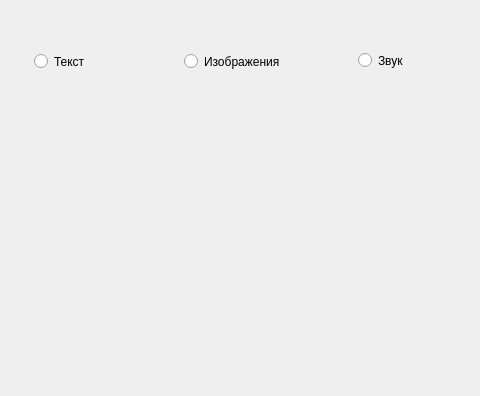
First picture: the form in design.ui, repository Rozemarin/sevensolve, before the edit; both pictures show x 136 to 616 and y 204 to 600 of the 775 by 600 pixel window.
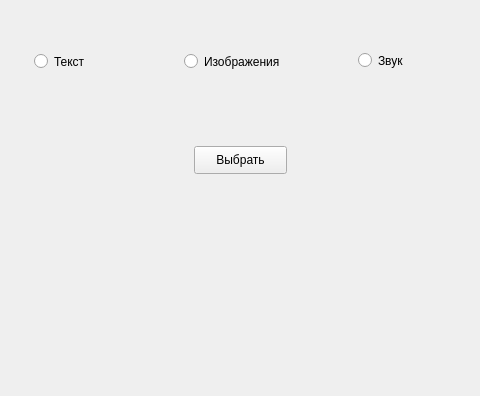
Second picture: the form after the edit.

Diff of the .ui file:
```diff
--- a/design.ui
+++ b/design.ui
@@ -66,6 +66,19 @@
      <string>Choose your fighter</string>
     </property>
    </widget>
+   <widget class="QPushButton" name="pushButton">
+    <property name="geometry">
+     <rect>
+      <x>330</x>
+      <y>350</y>
+      <width>93</width>
+      <height>28</height>
+     </rect>
+    </property>
+    <property name="text">
+     <string>Выбрать</string>
+    </property>
+   </widget>
   </widget>
   <widget class="QMenuBar" name="menubar">
    <property name="geometry">
```
